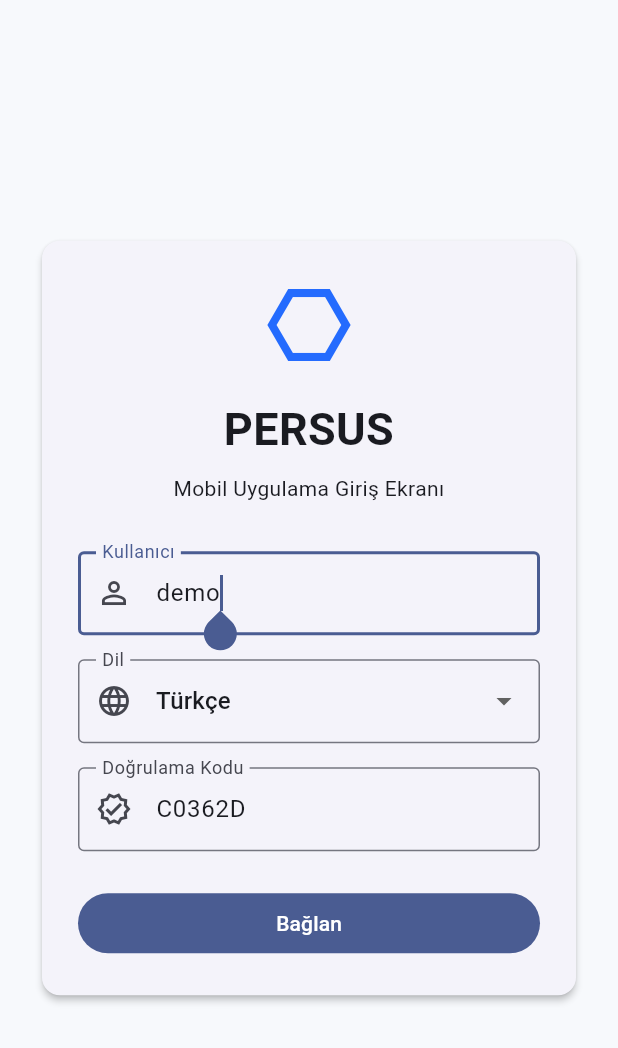
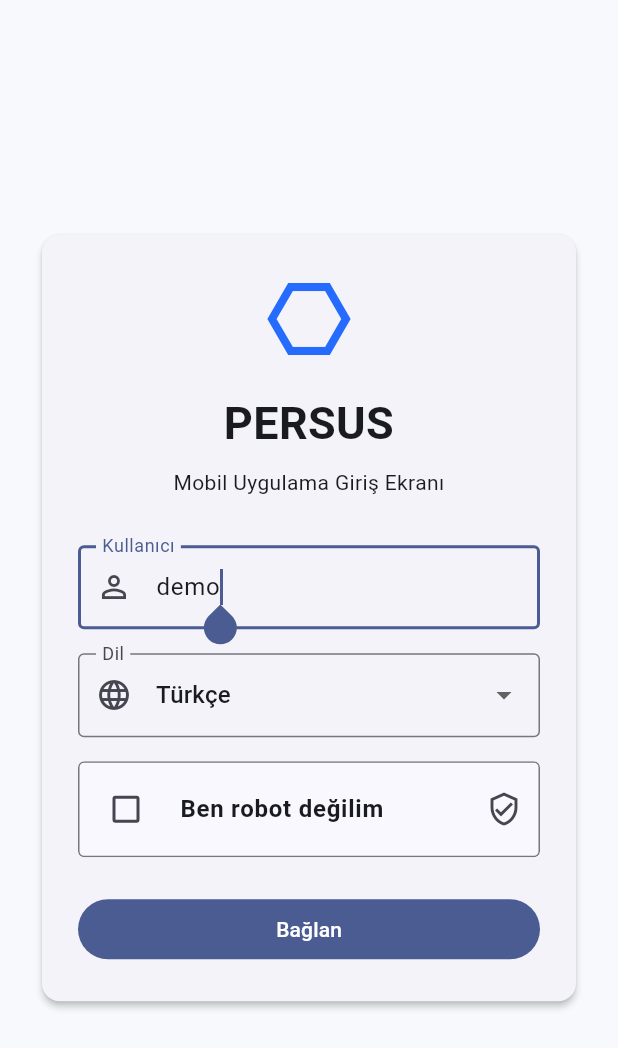
Before and after one commit to rifyilmaz/persus-mobile, a Flutter app: the screen it shows after launch, on a phone screen of 412 x 824 dp. Shown: the top 1048 px of the screen. Run offline on Flutter 3.47's test engine with Material 3 defaults, Android fonts, the phone set to English and light mode, and no system bars.

Commit message:
Replace verification code with human check

```diff
--- a/lib/features/auth/data/models/login_request.dart
+++ b/lib/features/auth/data/models/login_request.dart
@@ -1,18 +1,15 @@
 class LoginRequest {
   final String username;
-  final String verificationCode;
   final String language;
 
   LoginRequest({
     required this.username,
-    required this.verificationCode,
     required this.language,
   });
 
   Map<String, dynamic> toJson() {
     return {
       'username': username,
-      'verificationCode': verificationCode,
       'language': language,
     };
   }
--- a/lib/features/auth/data/services/auth_service.dart
+++ b/lib/features/auth/data/services/auth_service.dart
@@ -3,7 +3,6 @@ import '../models/login_response.dart';
 abstract class AuthService {
   Future<LoginResponse> login({
     required String username,
-    required String verificationCode,
     required String language,
   });
 }
--- a/lib/features/auth/data/services/mock_auth_service.dart
+++ b/lib/features/auth/data/services/mock_auth_service.dart
@@ -9,13 +9,12 @@ class MockAuthService implements AuthService {
   @override
   Future<LoginResponse> login({
     required String username,
-    required String verificationCode,
     required String language,
   }) async {
     await Future.delayed(const Duration(seconds: 1));
 
-    if (username.trim().isEmpty || verificationCode.trim().isEmpty) {
-      throw Exception('Kullanıcı ve doğrulama kodu boş bırakılamaz.');
+    if (username.trim().isEmpty) {
+      throw Exception('Kullanıcı alanı boş bırakılamaz.');
     }
 
     final mockJson = jsonEncode({
--- a/lib/features/auth/data/services/real_auth_service.dart
+++ b/lib/features/auth/data/services/real_auth_service.dart
@@ -16,14 +16,12 @@ class RealAuthService implements AuthService {
   @override
   Future<LoginResponse> login({
     required String username,
-    required String verificationCode,
     required String language,
   }) async {
     final uri = Uri.parse('$baseUrl/login');
 
     final request = LoginRequest(
       username: username,
-      verificationCode: verificationCode,
       language: language,
     );
 
@@ -36,7 +34,9 @@ class RealAuthService implements AuthService {
     );
 
     if (response.statusCode != 200) {
-      throw Exception('Giriş işlemi başarısız oldu: ${response.statusCode}');
+      throw Exception(
+        'Giriş işlemi başarısız oldu: ${response.statusCode}',
+      );
     }
 
     final data = jsonDecode(response.body) as Map<String, dynamic>;
--- a/lib/features/auth/presentation/login_page.dart
+++ b/lib/features/auth/presentation/login_page.dart
@@ -19,21 +19,26 @@ class _LoginPageState extends State<LoginPage> {
   final TextEditingController _usernameController =
       TextEditingController(text: 'demo');
 
-  final TextEditingController _verificationCodeController =
-      TextEditingController(text: 'C0362D');
-
   String _selectedLanguage = 'Türkçe';
+  bool _isHumanVerified = false;
   bool _isLoading = false;
   String? _errorMessage;
 
   @override
   void dispose() {
     _usernameController.dispose();
-    _verificationCodeController.dispose();
     super.dispose();
   }
 
   Future<void> _login() async {
+    if (!_isHumanVerified) {
+      setState(() {
+        _errorMessage =
+            'Devam etmek için “Ben robot değilim” alanını işaretleyin.';
+      });
+      return;
+    }
+
     setState(() {
       _isLoading = true;
       _errorMessage = null;
@@ -42,11 +47,12 @@ class _LoginPageState extends State<LoginPage> {
     try {
       await widget.authService.login(
         username: _usernameController.text,
-        verificationCode: _verificationCodeController.text,
         language: _selectedLanguage,
       );
 
-      if (!mounted) return;
+      if (!mounted) {
+        return;
+      }
 
       Navigator.of(context).pushReplacement(
         MaterialPageRoute(
@@ -54,6 +60,10 @@ class _LoginPageState extends State<LoginPage> {
         ),
       );
     } catch (error) {
+      if (!mounted) {
+        return;
+      }
+
       setState(() {
         _errorMessage = error.toString().replaceFirst('Exception: ', '');
       });
@@ -68,6 +78,8 @@ class _LoginPageState extends State<LoginPage> {
 
   @override
   Widget build(BuildContext context) {
+    final colorScheme = Theme.of(context).colorScheme;
+
     return Scaffold(
       body: Center(
         child: ConstrainedBox(
@@ -130,7 +142,9 @@ class _LoginPageState extends State<LoginPage> {
                           child: Text('English'),
                         ),
                       ],
-                      onChanged: (value) {
+                      onChanged: _isLoading
+                          ? null
+                          : (value) {
                               if (value != null) {
                                 setState(() {
                                   _selectedLanguage = value;
@@ -139,11 +153,46 @@ class _LoginPageState extends State<LoginPage> {
                             },
                     ),
                     const SizedBox(height: 16),
-                    TextField(
-                      controller: _verificationCodeController,
-                      decoration: const InputDecoration(
-                        labelText: 'Doğrulama Kodu',
-                        prefixIcon: Icon(Icons.verified_outlined),
+                    Material(
+                      color: _isHumanVerified
+                          ? colorScheme.primaryContainer.withValues(alpha: 0.35)
+                          : colorScheme.surface,
+                      shape: RoundedRectangleBorder(
+                        side: BorderSide(
+                          color: _isHumanVerified
+                              ? colorScheme.primary
+                              : colorScheme.outline,
+                        ),
+                        borderRadius: BorderRadius.circular(4),
+                      ),
+                      clipBehavior: Clip.antiAlias,
+                      child: CheckboxListTile(
+                        value: _isHumanVerified,
+                        controlAffinity: ListTileControlAffinity.leading,
+                        contentPadding: const EdgeInsets.symmetric(
+                          horizontal: 12,
+                          vertical: 4,
+                        ),
+                        title: const Text(
+                          'Ben robot değilim',
+                          style: TextStyle(
+                            fontWeight: FontWeight.w600,
+                          ),
+                        ),
+                        secondary: Icon(
+                          Icons.verified_user_outlined,
+                          color: _isHumanVerified
+                              ? colorScheme.primary
+                              : colorScheme.onSurfaceVariant,
+                        ),
+                        onChanged: _isLoading
+                            ? null
+                            : (value) {
+                                setState(() {
+                                  _isHumanVerified = value ?? false;
+                                  _errorMessage = null;
+                                });
+                              },
                       ),
                     ),
                     if (_errorMessage != null) ...[
@@ -151,7 +200,7 @@ class _LoginPageState extends State<LoginPage> {
                       Text(
                         _errorMessage!,
                         style: TextStyle(
-                          color: Theme.of(context).colorScheme.error,
+                          color: colorScheme.error,
                         ),
                       ),
                     ],
```
Also changed, not shown: 1 other file. Lines whose indentation alone changed are shown as unchanged.
